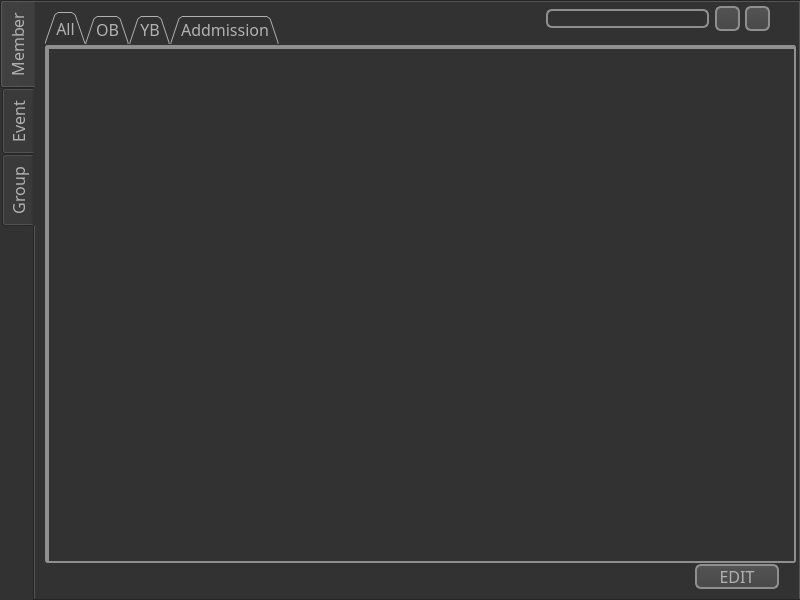
Old version of the form form.ui in the repository websPC/member.
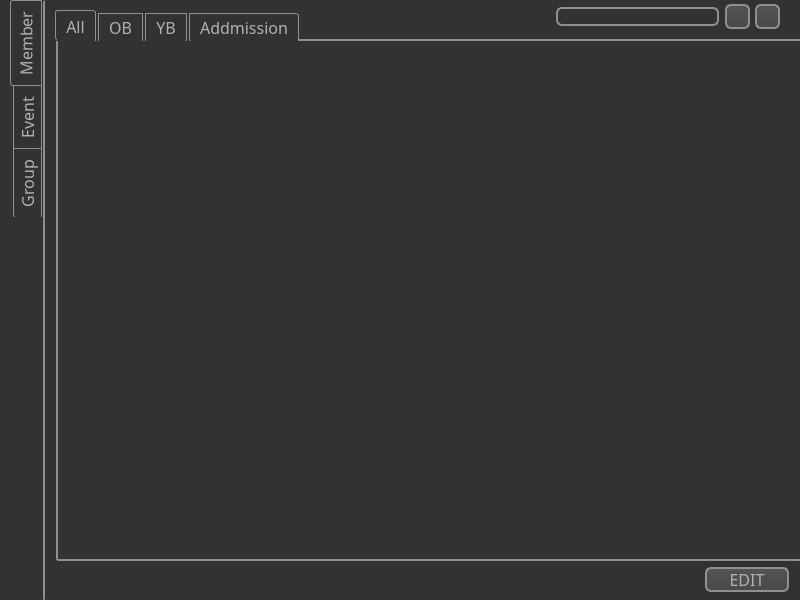
New version of the form. The open tabs and pages were chosen to show the change. Icons and pictures are not drawn.

The edit to the form file:
```diff
--- a/form.ui
+++ b/form.ui
@@ -141,7 +141,7 @@
    </property>
    <property name="geometry">
     <rect>
-     <x>0</x>
+     <x>10</x>
      <y>0</y>
      <width>801</width>
      <height>601</height>
@@ -163,7 +163,63 @@
     <bool>false</bool>
    </property>
    <property name="styleSheet">
-    <string notr="true"/>
+    <string notr="true">QTabBar::tab {
+    color: #b1b1b1;
+    border: 1px solid #8f8f91;
+    /*border-bottom-style: none;*/
+    background-color: #323232;
+    padding-left: 2px;
+    padding-right: 2px;
+    padding-top: 10px;
+    padding-bottom: 10px;
+    margin-bottom: -1px;
+}
+
+QTabWidget::pane {
+    border: 2px solid #8f8f91;
+border-top-style: none;
+border-bottom-style: none;
+   left: 1px;
+border-radius: 3px;
+}
+
+QTabBar::tab:last
+{
+    margin-right: 0; /* the last selected tab has nothing to overlap with on the right */
+    border-bottom-left-radius: 3px;
+}
+
+QTabBar::tab:first:!selected
+{
+ margin-left: 3px; /* the last selected tab has nothing to overlap with on the right */
+
+
+    border-top-left-radius: 3px;
+}
+
+QTabBar::tab:!selected
+{
+    color: #b1b1b1;
+    border-right-style: solid;
+    margin-left: 3px;
+    background-color: QLinearGradient(x1:0, y1:0, x2:0, y2:1, stop:1 #212121, stop:.4 #343434);
+}
+
+QTabBar::tab:selected
+{
+    border-top-left-radius: 3px;
+    border-bottom-left-radius: 3px;
+    margin-right: 0px;
+}
+
+QTabBar::tab:!selected:hover
+{
+    /*border-top: 2px solid #ffaa00;
+    padding-bottom: 3px;*/
+    border-top-left-radius: 3px;
+    border-bottom-left-radius: 3px;
+    background-color: QLinearGradient(x1:0, y1:1, x2:2, y2:1, stop:1 #212121, stop:0.4 #343434, stop:0.2 #343434, stop:0.1 #ffaa00);
+}</string>
    </property>
    <property name="tabPosition">
     <enum>QTabWidget::West</enum>
@@ -214,7 +270,7 @@
 
 QTabWidget::pane {
     border: 2px solid #8f8f91;
-    top: 1px;
+    top: -2px;
 border-radius: 3px;
 }
 
@@ -260,7 +316,7 @@
       <enum>QTabWidget::North</enum>
      </property>
      <property name="tabShape">
-      <enum>QTabWidget::Triangular</enum>
+      <enum>QTabWidget::Rounded</enum>
      </property>
      <property name="currentIndex">
       <number>3</number>
@@ -316,7 +372,7 @@
 alternate-background-color:#8f8f91;
   
    min-width: 30ex;
-    border: 2px solid #8f8f91;
+    border: 0px solid #8f8f91;
     border-radius: 0px;
     padding: 2px 4px;
 }
@@ -587,7 +643,7 @@
      <property name="geometry">
       <rect>
        <x>660</x>
-       <y>562</y>
+       <y>567</y>
        <width>84</width>
        <height>25</height>
       </rect>
```
Left out of the diff: 12 changed lines with no effect on the pictures.
